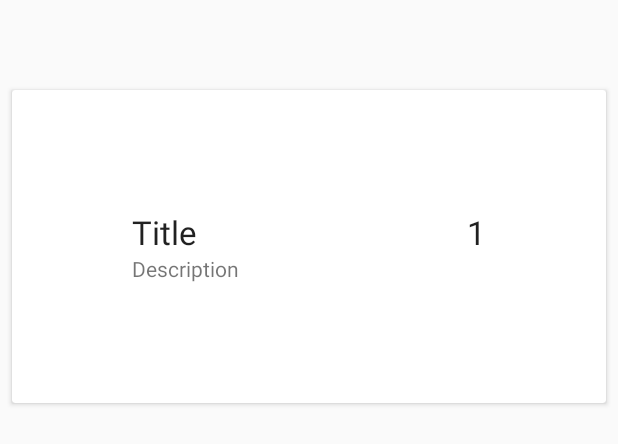
After one commit to XeniaSchamne/DontYouDare, an Android app: the layout note_item.xml on its own in the app's theme, with its tools: preview values and no code run, on a phone screen of 412 x 824 dp. The commit adds this screen. Shown: the top 444 px of the screen. Run offline under Robolectric (Android 15) with nearby library versions, the phone set to English and light mode, and no system bars.

Commit message:
Teilweise Implementierung MVVM
Entitys, SQLite, Repository done
View Model ergänzung mit fehlenden Methoden Zeitnah

Co-Authored-By: xeniaschamne <xeniaschamne@users.noreply.github.com>

```diff
--- a/app/src/main/res/layout/activity_main.xml
+++ b/app/src/main/res/layout/activity_main.xml
@@ -3,6 +3,7 @@
 <!-- Relatives Layout, in dem wir Tabs und Buttons einlagern -->
 <RelativeLayout xmlns:android="http://schemas.android.com/apk/res/android"
     xmlns:app="http://schemas.android.com/apk/res-auto"
+    xmlns:tools="http://schemas.android.com/tools"
     android:id="@+id/container"
     android:layout_width="fill_parent"
     android:layout_height="fill_parent"
@@ -43,4 +44,6 @@
         android:layout_height="match_parent"
         android:id="@+id/viewpager" />
 
+
+
 </RelativeLayout>
--- /dev/null
+++ b/app/src/main/res/layout/note_item.xml
@@ -0,0 +1,45 @@
+<?xml version="1.0" encoding="utf-8"?>
+<androidx.cardview.widget.CardView xmlns:android="http://schemas.android.com/apk/res/android"
+    android:layout_width="match_parent"
+    android:layout_height="wrap_content"
+    android:layout_marginEnd="8dp"
+    android:layout_marginStart="8dp"
+    android:layout_marginTop="60dp">
+
+    <RelativeLayout
+        android:layout_width="wrap_content"
+        android:layout_height="wrap_content"
+        android:padding="80dp">
+
+        <TextView
+            android:id="@+id/text_view_priority"
+            android:layout_width="wrap_content"
+            android:layout_height="wrap_content"
+            android:layout_alignParentEnd="true"
+            android:layout_alignParentRight="true"
+            android:text="1"
+            android:textAppearance="@style/TextAppearance.AppCompat.Large"/>
+
+        <TextView
+            android:id="@+id/text_view_title"
+            android:layout_width="wrap_content"
+            android:layout_height="wrap_content"
+            android:text="Title"
+            android:textAppearance="@style/TextAppearance.AppCompat.Large"
+            android:maxLines="1"
+            android:layout_toStartOf="@id/text_view_priority"
+            android:layout_toLeftOf="@id/text_view_priority"
+            android:layout_alignParentStart="true"
+            android:layout_alignParentLeft="true"
+            android:ellipsize="end"/>
+
+        <TextView
+            android:id="@+id/text_view_description"
+            android:layout_width="wrap_content"
+            android:layout_height="wrap_content"
+            android:layout_below="@id/text_view_title"
+            android:text="Description"/>
+
+    </RelativeLayout>
+
+</androidx.cardview.widget.CardView>
```
Also changed, not shown: app/build.gradle (+24 -0 lines), app/src/main/java/com/example/dontyoudare/MainActivity.java (+9 -65 lines), app/src/main/java/com/example/dontyoudare/Me.java (+35 -1 lines), app/src/main/java/com/example/dontyoudare/Note.java (added, +44 -0 lines), app/src/main/java/com/example/dontyoudare/NoteAdapter.java (added, +56 -0 lines), app/src/main/java/com/example/dontyoudare/NoteDao.java (added, +31 -0 lines), app/src/main/java/com/example/dontyoudare/NoteDataBase.java (added, +54 -0 lines), app/src/main/java/com/example/dontyoudare/NoteRepository.java (added, +100 -0 lines), app/src/main/java/com/example/dontyoudare/NoteViewModel.java (added, +40 -0 lines), app/src/main/java/com/example/dontyoudare/Start.java (+67 -1 lines), app/src/main/res/layout/fragment_me.xml (+7 -6 lines).
